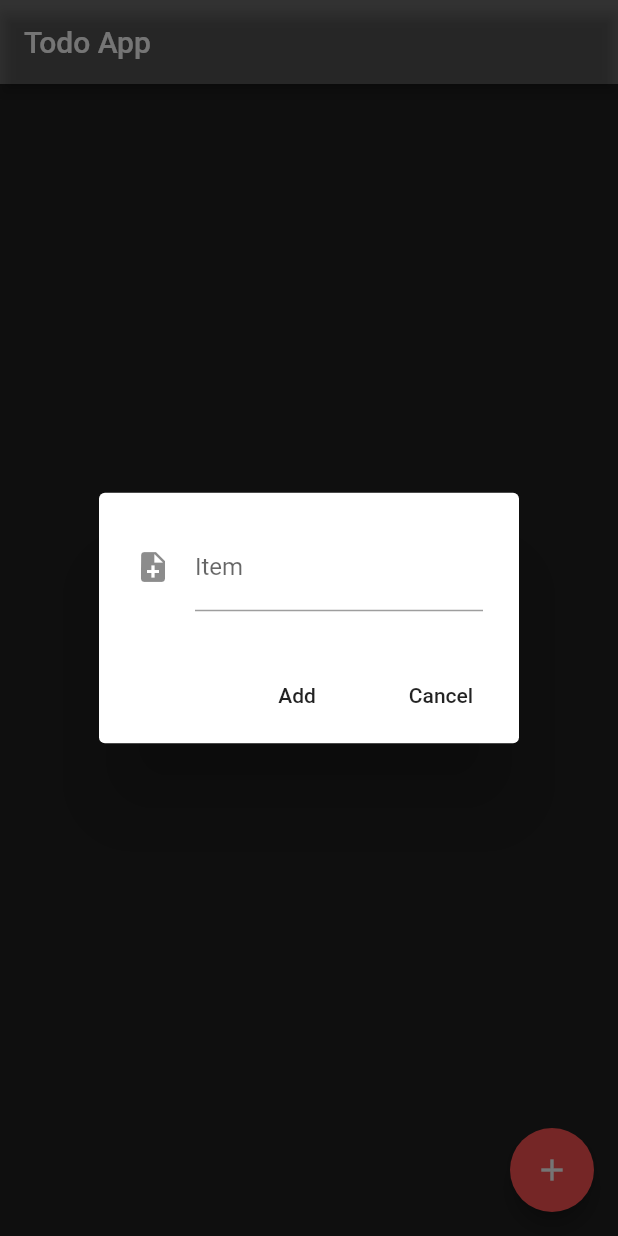
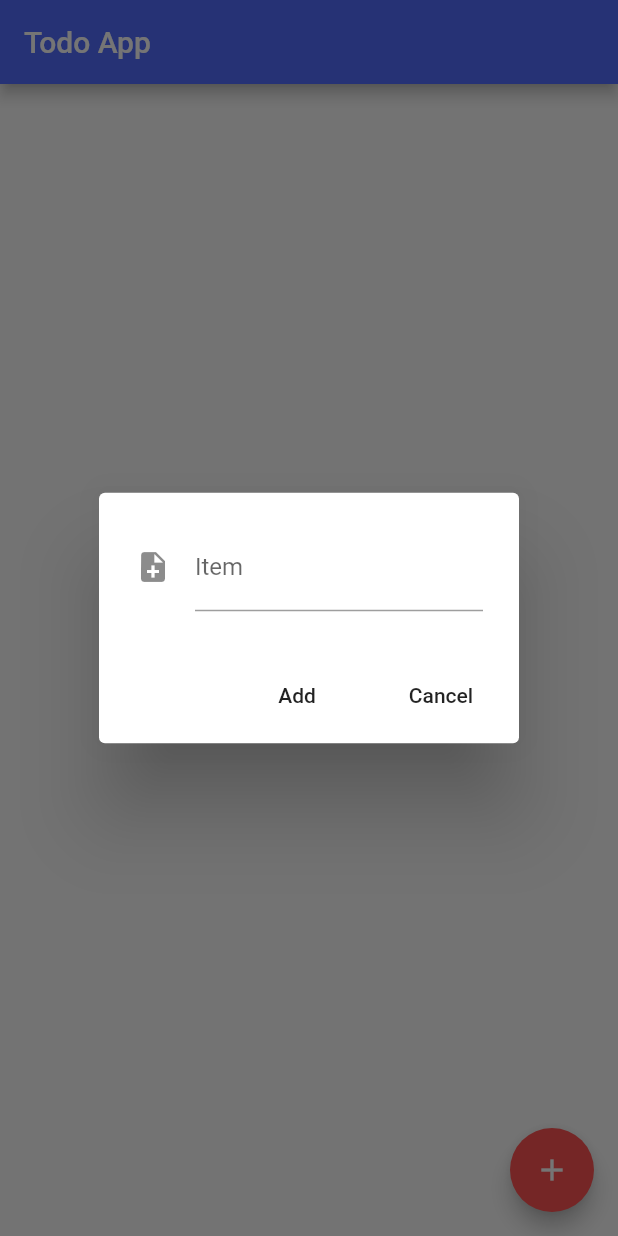
Before and after one commit to sanxy/TodoApp, a Flutter app: the screen it shows after launch, after a tap on the "add" icon, on a phone screen of 412 x 824 dp. Run offline on Flutter 3.47's test engine with Material 2 defaults, Android fonts, the phone set to English and light mode, and no system bars; our stand-ins replace sqflite; accounts and stored records are empty.

Commit message:
refactored naming

```diff
--- a/lib/ui/Home.dart
+++ b/lib/ui/Home.dart
@@ -7,7 +7,7 @@ class Home extends StatelessWidget {
     return Scaffold(
       appBar: AppBar(
         title: Text('Todo App'),
-        backgroundColor: Colors.black54,
+        backgroundColor: Colors.indigoAccent,
       ),
       body: TodoScreen(),
     );
--- a/lib/ui/TodoScreen.dart
+++ b/lib/ui/TodoScreen.dart
@@ -35,7 +35,7 @@ class _TodoScreenState extends State<TodoScreen> {
                     trailing: Listener(
                       key: Key(_itemsList[position].itemName),
                       child: Icon(
-                        Icons.remove_circle,
+                        Icons.delete,
                         color: Colors.redAccent,
                       ),
                       onPointerDown: (pointerEvent) => _deleteTodoItem(_itemsList[position].id, position)
@@ -51,7 +51,7 @@ class _TodoScreenState extends State<TodoScreen> {
           )
         ],
       ),
-      backgroundColor: Colors.black87,
+      backgroundColor: Colors.white10,
       floatingActionButton: FloatingActionButton(
         onPressed: _showFormDialog,
         child: Icon(Icons.add),
@@ -150,8 +150,8 @@ class _TodoScreenState extends State<TodoScreen> {
       actions: <Widget>[
         FlatButton(onPressed: () async{
           TodoItem updatedItem = TodoItem.fromMap({
-            'itemname' : _textEditingController.text,
-            'datecreated' : dateFormatted(),
+            'item_name' : _textEditingController.text,
+            'date_created' : dateFormatted(),
             'id' : item.id
           });
 
--- a/lib/util/DatabaseHelper.dart
+++ b/lib/util/DatabaseHelper.dart
@@ -11,8 +11,8 @@ class DatabaseHelper {
 
   final String tableItem = "items";
   final String columnId = "id";
-  final String columnItemName= "itemname";
-  final String columnDateCreated = "datecreated";
+  final String columnItemName= "item_name";
+  final String columnDateCreated = "date_created";
 
   factory DatabaseHelper() {
     if (_instance == null) {
--- a/pubspec.yaml
+++ b/pubspec.yaml
@@ -28,9 +28,9 @@ dependencies:
   # The following adds the Cupertino Icons font to your application.
   # Use with the CupertinoIcons class for iOS style icons.
   cupertino_icons: ^1.0.0
-  sqflite: ^1.1.6
+  sqflite: ^1.3.2+1
   path_provider: ^1.3.0
-  intl: ^0.16.0
+  intl: ^0.16.1
 
 dev_dependencies:
   flutter_test:
```
Also changed, not shown: lib/model/TodoItem.dart (+6 -6 lines).
